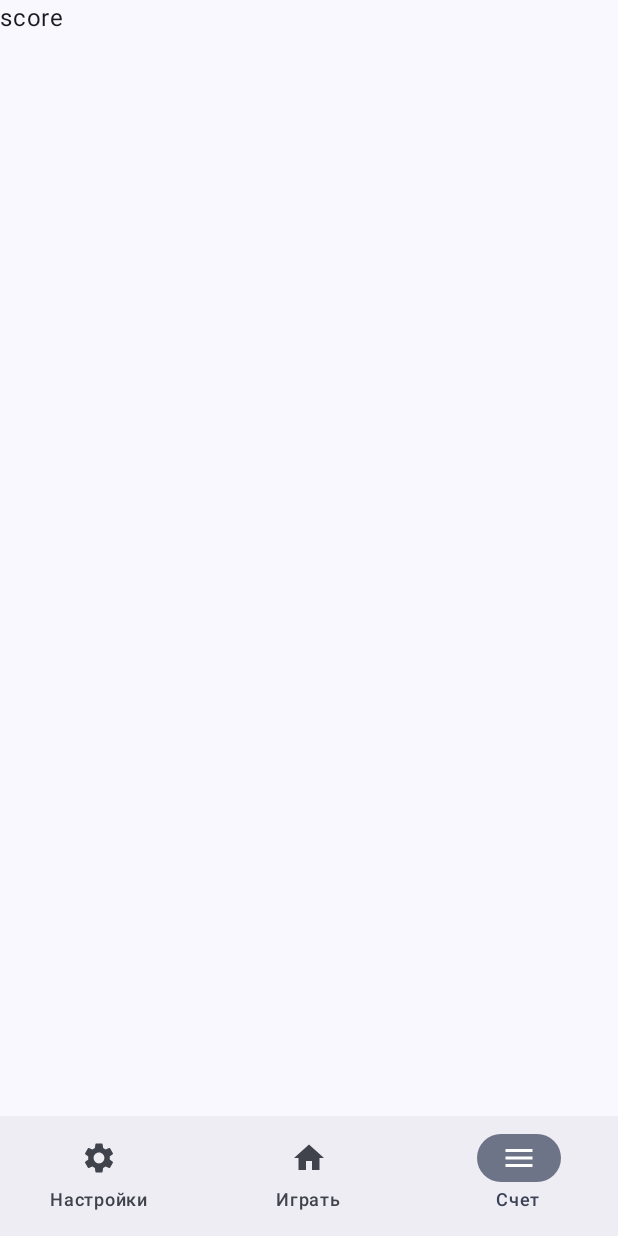
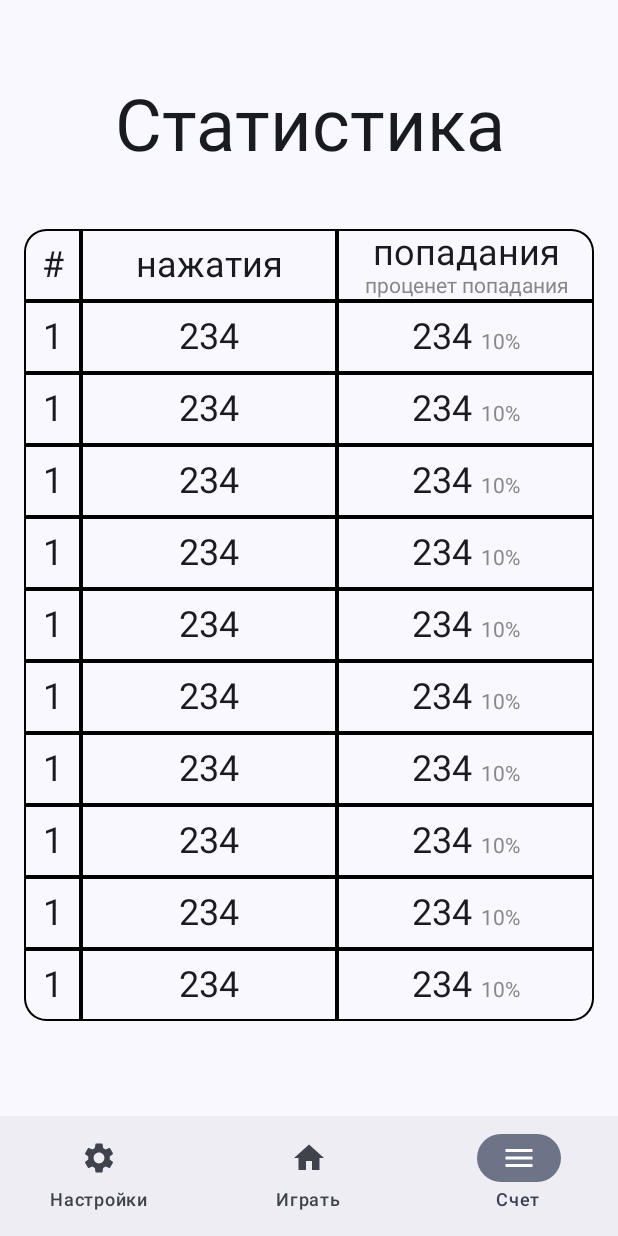
Before and after one commit to twiceamonth/cat-game, an Android app built with Jetpack Compose: the screen it shows after launch (MainActivity), item 3 of the bottom bar chosen, on a phone screen of 412 x 824 dp. Run offline under Robolectric (Android 15) with nearby library versions, the phone set to English and light mode, and no system bars.

Commit message:
Added: - main screen - score screen

```diff
--- a/app/src/main/java/tpu/mav26/catgame/navigation/AppNavGraph.kt
+++ b/app/src/main/java/tpu/mav26/catgame/navigation/AppNavGraph.kt
@@ -1,6 +1,5 @@
 package tpu.mav26.catgame.navigation
 
-import androidx.compose.foundation.layout.fillMaxSize
 import androidx.compose.foundation.layout.padding
 import androidx.compose.material3.Scaffold
 import androidx.compose.runtime.Composable
@@ -30,7 +29,7 @@ fun AppNavGraph(
             SplashScreen(navController = navController)
         }
 
-        composable(Routes.CAT_GAME_GAME) {  }
+        composable(Routes.CAT_GAME_GAME) { }
 
         navigation(startDestination = Routes.CAT_GAME_MAIN, route = Routes.CAT_GAME_HOME) {
             composable(Routes.CAT_GAME_MAIN) {
@@ -45,9 +44,23 @@ fun AppNavGraph(
                         )
                     }
                 ) { innerPadding ->
-                    when(Consts.BottomBarItems[selectedScreen].route) {
-                        Routes.CAT_GAME_SETTINGS -> Settings(modifier = modifier.padding(innerPadding))
-                        Routes.CAT_GAME_MAIN -> CatGameMain(modifier = modifier.padding(innerPadding))
+                    when (Consts.BottomBarItems[selectedScreen].route) {
+                        Routes.CAT_GAME_SETTINGS -> Settings(
+                            modifier = modifier.padding(
+                                innerPadding
+                            )
+                        )
+
+                        Routes.CAT_GAME_MAIN -> CatGameMain(
+                            modifier = modifier.padding(innerPadding),
+                            onStart = {
+                                navController.navigate(Routes.CAT_GAME_GAME) {
+                                    popUpTo(Routes.CAT_GAME_MAIN) {
+                                        inclusive = true
+                                    }
+                                }
+                            })
+
                         Routes.CAT_GAME_SCORE -> Score(modifier = modifier.padding(innerPadding))
                     }
                 }
--- /dev/null
+++ b/app/src/main/java/tpu/mav26/catgame/ui/conponents/ScoreListHeader.kt
@@ -0,0 +1,98 @@
+package tpu.mav26.catgame.ui.conponents
+
+import androidx.compose.foundation.BorderStroke
+import androidx.compose.foundation.border
+import androidx.compose.foundation.layout.Box
+import androidx.compose.foundation.layout.Row
+import androidx.compose.foundation.layout.fillMaxHeight
+import androidx.compose.foundation.layout.fillMaxWidth
+import androidx.compose.foundation.layout.height
+import androidx.compose.foundation.shape.RoundedCornerShape
+import androidx.compose.material3.Text
+import androidx.compose.runtime.Composable
+import androidx.compose.ui.Alignment
+import androidx.compose.ui.Modifier
+import androidx.compose.ui.graphics.Color
+import androidx.compose.ui.text.SpanStyle
+import androidx.compose.ui.text.TextStyle
+import androidx.compose.ui.text.buildAnnotatedString
+import androidx.compose.ui.text.font.FontWeight
+import androidx.compose.ui.text.style.BaselineShift
+import androidx.compose.ui.text.style.TextAlign
+import androidx.compose.ui.text.withStyle
+import androidx.compose.ui.unit.dp
+import androidx.compose.ui.unit.sp
+
+@Composable
+fun ScoreListHeader() {
+    val textStyle = TextStyle(
+        fontSize = 24.sp,
+        fontWeight = FontWeight.Normal,
+        textAlign = TextAlign.Center
+    )
+
+    Row(
+        modifier = Modifier
+            .height(48.dp)
+    ) {
+        Box(
+            contentAlignment = Alignment.Center,
+            modifier = Modifier
+                .fillMaxHeight()
+                .fillMaxWidth(0.1f)
+                .border(
+                    border = BorderStroke(1.dp, Color.Black),
+                    shape = RoundedCornerShape(topStart = 15.dp)
+                ),
+        ) {
+            Text(
+                text = "#",
+                style = textStyle
+            )
+        }
+
+        Box(
+            contentAlignment = Alignment.Center,
+            modifier = Modifier
+                .weight(1f)
+                .fillMaxHeight()
+                .border(border = BorderStroke(1.dp, Color.Black)),
+        ) {
+            Text(
+                text = "нажатия",
+                style = textStyle
+            )
+        }
+
+        Box(
+            contentAlignment = Alignment.Center,
+            modifier = Modifier
+                .weight(1f)
+                .fillMaxHeight()
+                .border(
+                    border = BorderStroke(1.dp, Color.Black),
+                    shape = RoundedCornerShape(topEnd = 15.dp)
+                ),
+        ) {
+            Row(
+                verticalAlignment = Alignment.Bottom
+            ) {
+                Text(
+                    text = buildAnnotatedString {
+                        append("попадания\n")
+                        withStyle(
+                            SpanStyle(
+                                baselineShift = BaselineShift.None, fontSize = 14.sp,
+                                fontWeight = FontWeight.Normal,
+                                color = Color.Gray
+                            )
+                        ) {
+                            append("проценет попадания")
+                        }
+                    },
+                    style = textStyle
+                )
+            }
+        }
+    }
+}
--- /dev/null
+++ b/app/src/main/java/tpu/mav26/catgame/ui/conponents/ScoreListItem.kt
@@ -0,0 +1,98 @@
+package tpu.mav26.catgame.ui.conponents
+
+import androidx.compose.foundation.BorderStroke
+import androidx.compose.foundation.border
+import androidx.compose.foundation.layout.Box
+import androidx.compose.foundation.layout.Row
+import androidx.compose.foundation.layout.fillMaxHeight
+import androidx.compose.foundation.layout.fillMaxWidth
+import androidx.compose.foundation.layout.height
+import androidx.compose.foundation.shape.RoundedCornerShape
+import androidx.compose.material3.Text
+import androidx.compose.runtime.Composable
+import androidx.compose.ui.Alignment
+import androidx.compose.ui.Modifier
+import androidx.compose.ui.graphics.Color
+import androidx.compose.ui.text.SpanStyle
+import androidx.compose.ui.text.TextStyle
+import androidx.compose.ui.text.buildAnnotatedString
+import androidx.compose.ui.text.font.FontWeight
+import androidx.compose.ui.text.style.BaselineShift
+import androidx.compose.ui.text.withStyle
+import androidx.compose.ui.unit.dp
+import androidx.compose.ui.unit.sp
+
+@Composable
+fun ScoreListItem(/*TODO: item: ScoreListItem*/ index: Int) {
+    val textStyle = TextStyle(
+        fontSize = 24.sp,
+        fontWeight = FontWeight.Normal
+    )
+
+    Row(
+        modifier = Modifier
+            .height(48.dp)
+    ) {
+        Box(
+            contentAlignment = Alignment.Center,
+            modifier = Modifier
+                .fillMaxHeight()
+                .fillMaxWidth(0.1f)
+                .border(
+                    border = BorderStroke(1.dp, Color.Black),
+                    shape = if (index == 9) RoundedCornerShape(bottomStart = 15.dp)
+                            else RoundedCornerShape(0.dp)
+                ),
+        ) {
+            Text(
+                text = "1",
+                style = textStyle
+            )
+        }
+
+        Box(
+            contentAlignment = Alignment.Center,
+            modifier = Modifier
+                .weight(1f)
+                .fillMaxHeight()
+                .border(border = BorderStroke(1.dp, Color.Black)),
+        ) {
+            Text(
+                text = "234",
+                style = textStyle
+            )
+        }
+
+        Box(
+            contentAlignment = Alignment.Center,
+            modifier = Modifier
+                .weight(1f)
+                .fillMaxHeight()
+                .border(
+                    border = BorderStroke(1.dp, Color.Black),
+                    shape = if (index == 9) RoundedCornerShape(bottomEnd = 15.dp)
+                            else RoundedCornerShape(0.dp)
+                ),
+        ) {
+            Row(
+                verticalAlignment = Alignment.Bottom
+            ) {
+                Text(
+                    text = buildAnnotatedString {
+                        append("234 ")
+                        withStyle(
+                            SpanStyle(
+                                baselineShift = BaselineShift.None, fontSize = 14.sp,
+                                fontWeight = FontWeight.Normal,
+                                color = Color.Gray
+                            )
+                        ) {
+                            append("10%")
+                        }
+                    },
+                    style = textStyle
+                )
+            }
+        }
+    }
+}
--- a/app/src/main/java/tpu/mav26/catgame/ui/screens/CatGameMain.kt
+++ b/app/src/main/java/tpu/mav26/catgame/ui/screens/CatGameMain.kt
@@ -1,13 +1,69 @@
 package tpu.mav26.catgame.ui.screens
 
+import androidx.compose.foundation.layout.Arrangement
+import androidx.compose.foundation.layout.Box
 import androidx.compose.foundation.layout.Column
+import androidx.compose.foundation.layout.Spacer
+import androidx.compose.foundation.layout.fillMaxSize
+import androidx.compose.foundation.layout.height
+import androidx.compose.foundation.layout.padding
+import androidx.compose.foundation.layout.width
+import androidx.compose.foundation.shape.RoundedCornerShape
+import androidx.compose.material3.Button
 import androidx.compose.material3.Text
 import androidx.compose.runtime.Composable
+import androidx.compose.ui.Alignment
 import androidx.compose.ui.Modifier
+import androidx.compose.ui.text.TextStyle
+import androidx.compose.ui.text.font.FontWeight
+import androidx.compose.ui.text.style.TextAlign
+import androidx.compose.ui.unit.dp
+import androidx.compose.ui.unit.sp
 
 @Composable
-fun CatGameMain(modifier: Modifier = Modifier) {
-    Column {
-        Text(text = "main")
+fun CatGameMain(modifier: Modifier = Modifier, onStart: () -> Unit) {
+    Box(
+        contentAlignment = Alignment.Center,
+        modifier = modifier
+            .fillMaxSize()
+            .padding(16.dp)
+    ) {
+        Column(
+            verticalArrangement = Arrangement.Center,
+            horizontalAlignment = Alignment.CenterHorizontally
+        ) {
+            Spacer(modifier = Modifier.height(128.dp))
+
+            Text(
+                text = "Cat\nGame",
+                style = TextStyle(
+                    fontSize = 96.sp,
+                    fontWeight = FontWeight.Normal,
+                    lineHeight = 69.sp,
+                    textAlign = TextAlign.Center
+                )
+            )
+
+            Spacer(modifier = Modifier.weight(1f))
+
+            Button(
+                onClick = onStart,
+                shape = RoundedCornerShape(25.dp),
+                modifier = Modifier
+                    .height(75.dp)
+                    .width(260.dp)
+            ) {
+                Text(
+                    text = "Старт",
+                    style = TextStyle(
+                        fontSize = 48.sp,
+                        fontWeight = FontWeight.Normal,
+                        textAlign = TextAlign.Center
+                    )
+                )
+            }
+
+            Spacer(modifier = Modifier.height(112.dp))
+        }
     }
 }
--- a/app/src/main/java/tpu/mav26/catgame/ui/screens/Score.kt
+++ b/app/src/main/java/tpu/mav26/catgame/ui/screens/Score.kt
@@ -1,10 +1,46 @@
 package tpu.mav26.catgame.ui.screens
 
+import androidx.compose.foundation.layout.Column
+import androidx.compose.foundation.layout.Spacer
+import androidx.compose.foundation.layout.fillMaxSize
+import androidx.compose.foundation.layout.height
+import androidx.compose.foundation.layout.padding
+import androidx.compose.foundation.lazy.LazyColumn
 import androidx.compose.material3.Text
 import androidx.compose.runtime.Composable
+import androidx.compose.ui.Alignment
 import androidx.compose.ui.Modifier
+import androidx.compose.ui.text.TextStyle
+import androidx.compose.ui.text.font.FontWeight
+import androidx.compose.ui.text.style.TextAlign
+import androidx.compose.ui.unit.dp
+import androidx.compose.ui.unit.sp
+import tpu.mav26.catgame.ui.conponents.ScoreListHeader
+import tpu.mav26.catgame.ui.conponents.ScoreListItem
 
 @Composable
 fun Score(modifier: Modifier = Modifier) {
-    Text(text = "score")
+    Column(
+        horizontalAlignment = Alignment.CenterHorizontally,
+        modifier = modifier
+            .fillMaxSize()
+            .padding(16.dp)
+    ) {
+        Spacer(modifier = Modifier.height(40.dp))
+        Text(
+            text = "Статистика",
+            style = TextStyle(
+                fontSize = 48.sp,
+                fontWeight = FontWeight.Normal,
+                lineHeight = 69.sp,
+                textAlign = TextAlign.Center
+            )
+        )
+        Spacer(modifier = Modifier.height(40.dp))
+
+        LazyColumn {
+            item { ScoreListHeader() }
+            items(10) { index -> ScoreListItem(/*TODO: listItem*/ index) }
+        }
+    }
 }
--- a/app/src/main/java/tpu/mav26/catgame/ui/screens/SplashScreen.kt
+++ b/app/src/main/java/tpu/mav26/catgame/ui/screens/SplashScreen.kt
@@ -34,7 +34,11 @@ fun SplashScreen(navController: NavHostController) {
                 })
         )
         delay(3000L)
-        navController.navigate(Routes.CAT_GAME_HOME)
+        navController.navigate(Routes.CAT_GAME_HOME) {
+            popUpTo(Routes.CAT_GAME_SPLASH) {
+                inclusive = true
+            }
+        }
     }
 
     Box(
```
